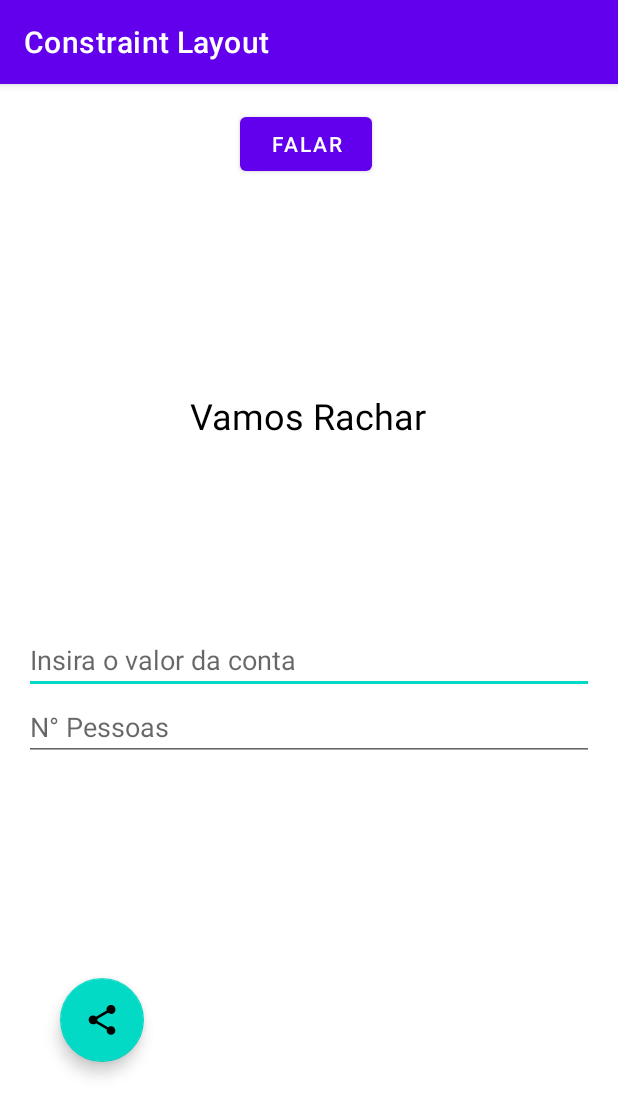
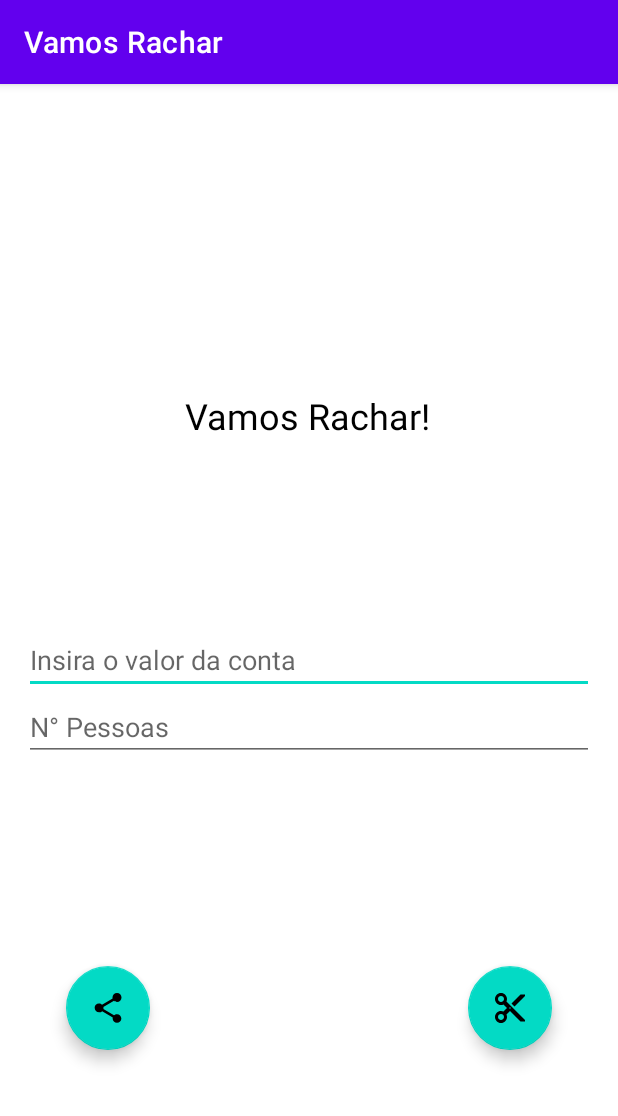
Before and after one commit to douglas2569/vamos-rachar, an Android app: the MainActivity screen opened directly, with no data from a screen before it, on a phone screen of 412 x 824 dp. Shown: the top 1116 px of the screen. Run offline under Robolectric (Android 15) with nearby library versions, the phone set to English and light mode, and no system bars; 2 statements that could not run were skipped.

Commit message:
update layout

```diff
--- a/app/src/main/res/layout/activity_main.xml
+++ b/app/src/main/res/layout/activity_main.xml
@@ -9,49 +9,26 @@
     >
 
     <TextView
-        android:id="@+id/textView"
+        android:id="@+id/text_title"
         android:layout_width="wrap_content"
         android:layout_height="wrap_content"
         android:layout_marginBottom="124dp"
-        android:text="Vamos Rachar"
+        android:text="@string/text_title"
+        android:textColor="@color/black"
         android:textSize="24sp"
-        android:textColor="@color/black"
-        app:layout_constraintBottom_toTopOf="@+id/edtConta"
+        app:layout_constraintBottom_toTopOf="@+id/edit_conta"
         app:layout_constraintEnd_toEndOf="parent"
-        app:layout_constraintHorizontal_bias="0.498"
+        app:layout_constraintHorizontal_bias="0.497"
         app:layout_constraintStart_toStartOf="parent"
 
         />
 
-    <Button
-        android:id="@+id/btFalar"
-        android:layout_width="wrap_content"
-        android:layout_height="wrap_content"
-        android:layout_marginStart="144dp"
-        android:onClick="clickFalar"
-        android:text="Falar"
-        app:layout_constraintStart_toStartOf="parent"
-        tools:ignore="MissingConstraints"
-        tools:layout_editor_absoluteY="487dp" />
-
-    <com.google.android.material.floatingactionbutton.FloatingActionButton
-        android:id="@+id/floatingActionButton"
-        android:layout_width="wrap_content"
-        android:layout_height="wrap_content"
-        android:layout_marginEnd="300dp"
-        android:layout_marginBottom="100dp"
-        android:clickable="true"
-        android:importantForAccessibility="no"
-        app:layout_constraintBottom_toBottomOf="parent"
-        app:layout_constraintEnd_toEndOf="parent"
-        app:srcCompat="?attr/actionModeShareDrawable" />
-
     <EditText
-        android:id="@+id/edtConta"
+        android:id="@+id/edit_conta"
         android:layout_width="match_parent"
         android:layout_height="wrap_content"
         android:ems="10"
-        android:hint="Insira o valor da conta"
+        android:hint="@string/edit_conta"
         android:inputType="number"
         app:layout_constraintBottom_toBottomOf="parent"
         app:layout_constraintEnd_toEndOf="parent"
@@ -60,11 +37,11 @@
         app:layout_constraintTop_toTopOf="parent" />
 
     <EditText
-        android:id="@+id/numConta"
+        android:id="@+id/edit_num_pessoas"
         android:layout_width="match_parent"
         android:layout_height="wrap_content"
         android:ems="10"
-        android:hint="N° Pessoas"
+        android:hint="@string/edit_num_pessoas"
         android:inputType="number"
         app:layout_constraintBottom_toBottomOf="parent"
         app:layout_constraintEnd_toEndOf="parent"
@@ -73,4 +50,32 @@
         app:layout_constraintTop_toTopOf="parent"
         app:layout_constraintVertical_bias="0.565" />
 
+
+    <com.google.android.material.floatingactionbutton.FloatingActionButton
+        android:id="@+id/button_share"
+        android:layout_width="wrap_content"
+        android:layout_height="wrap_content"
+        android:layout_marginEnd="296dp"
+        android:layout_marginBottom="108dp"
+        android:clickable="true"
+        android:importantForAccessibility="no"
+        app:layout_constraintBottom_toBottomOf="parent"
+        app:layout_constraintEnd_toEndOf="parent"
+        app:srcCompat="?attr/actionModeShareDrawable" />
+
+    <com.google.android.material.floatingactionbutton.FloatingActionButton
+        android:id="@+id/button_talk"
+        android:layout_width="wrap_content"
+        android:layout_height="wrap_content"
+        android:layout_marginStart="296dp"
+        android:layout_marginBottom="108dp"
+        android:clickable="true"
+        android:importantForAccessibility="no"
+        app:layout_constraintBottom_toBottomOf="parent"
+        app:layout_constraintStart_toStartOf="parent"
+        app:srcCompat="?attr/actionModeCutDrawable" />
+
+
+
+
 </androidx.constraintlayout.widget.ConstraintLayout>
--- a/app/src/main/res/values/strings.xml
+++ b/app/src/main/res/values/strings.xml
@@ -1,3 +1,7 @@
 <resources>
-    <string name="app_name">Constraint Layout</string>
+    <string name="app_name">Vamos Rachar</string>
+    <string name="text_title">Vamos Rachar!</string>
+    <string name="button_falar">Falar</string>
+    <string name="edit_conta">Insira o valor da conta</string>
+    <string name="edit_num_pessoas">N° Pessoas</string>
 </resources>
```
